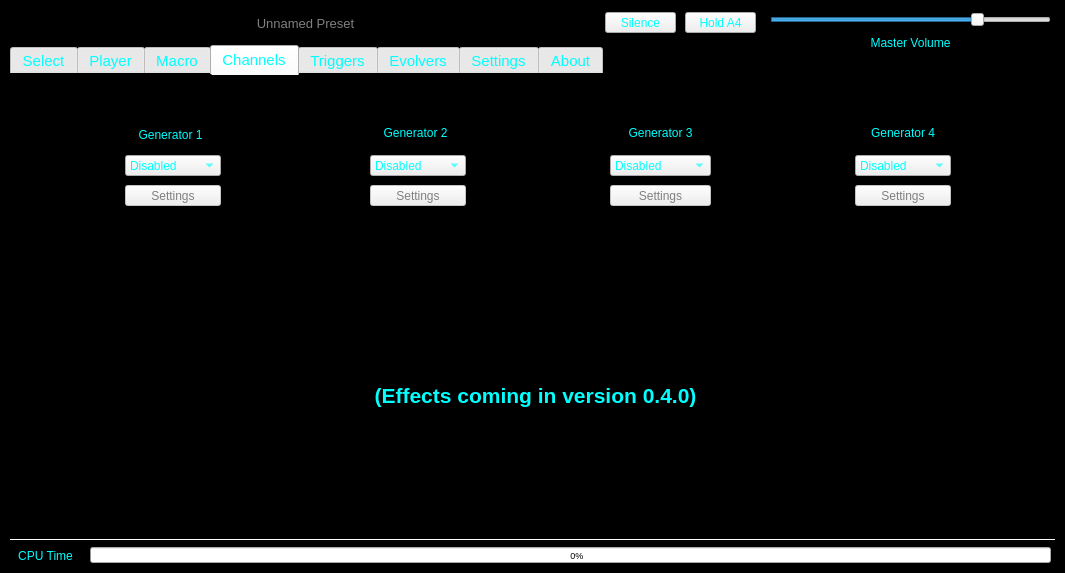
Qt form ui/sbmain/soundbenchmain.ui (TheDaemoness/Soundbench) before a commit.
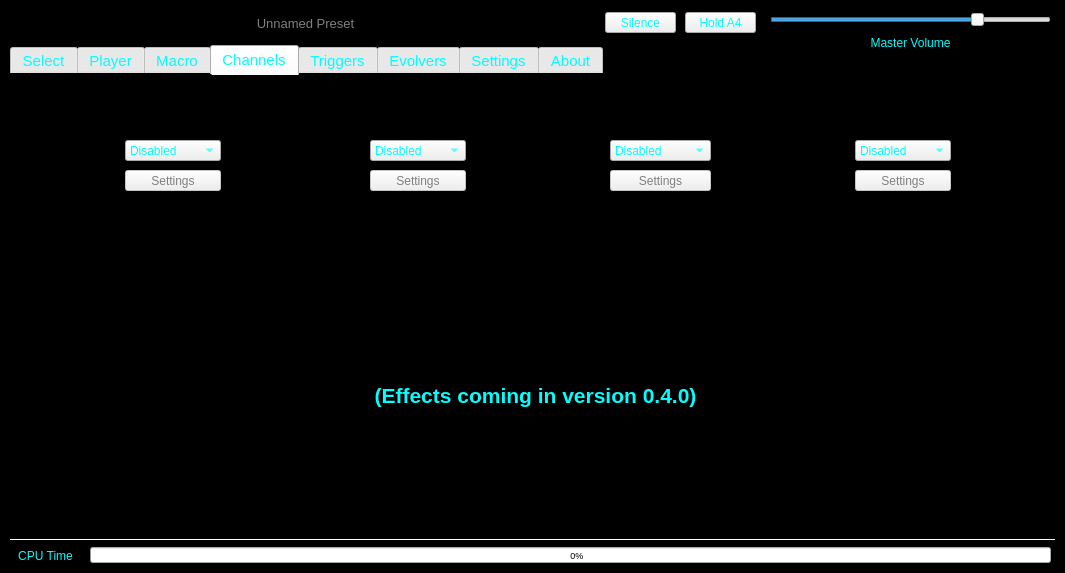
The same form after that commit. The open tabs and pages were chosen to show the change. Icons and pictures are not drawn.

Commit message: Added channel and effect numbers/letters to the Channels backdrop. Removed the now superfluous generator labels.

Diff of the .ui file:
```diff
--- a/ui/sbmain/soundbenchmain.ui
+++ b/ui/sbmain/soundbenchmain.ui
@@ -1199,7 +1199,7 @@
       <property name="geometry">
        <rect>
         <x>115</x>
-        <y>110</y>
+        <y>95</y>
         <width>96</width>
         <height>21</height>
        </rect>
@@ -1223,7 +1223,7 @@
       <property name="geometry">
        <rect>
         <x>360</x>
-        <y>110</y>
+        <y>95</y>
         <width>96</width>
         <height>21</height>
        </rect>
@@ -1247,7 +1247,7 @@
       <property name="geometry">
        <rect>
         <x>600</x>
-        <y>110</y>
+        <y>95</y>
         <width>101</width>
         <height>21</height>
        </rect>
@@ -1271,7 +1271,7 @@
       <property name="geometry">
        <rect>
         <x>845</x>
-        <y>110</y>
+        <y>95</y>
         <width>96</width>
         <height>21</height>
        </rect>
@@ -1292,7 +1292,7 @@
       <property name="geometry">
        <rect>
         <x>115</x>
-        <y>80</y>
+        <y>65</y>
         <width>96</width>
         <height>21</height>
        </rect>
@@ -1315,7 +1315,7 @@
       <property name="geometry">
        <rect>
         <x>360</x>
-        <y>80</y>
+        <y>65</y>
         <width>96</width>
         <height>21</height>
        </rect>
@@ -1338,7 +1338,7 @@
       <property name="geometry">
        <rect>
         <x>600</x>
-        <y>80</y>
+        <y>65</y>
         <width>101</width>
         <height>21</height>
        </rect>
@@ -1361,7 +1361,7 @@
       <property name="geometry">
        <rect>
         <x>845</x>
-        <y>80</y>
+        <y>65</y>
         <width>96</width>
         <height>21</height>
        </rect>
@@ -1380,70 +1380,6 @@
        </property>
       </item>
      </widget>
-     <widget class="QLabel" name="gener1Label">
-      <property name="geometry">
-       <rect>
-        <x>100</x>
-        <y>50</y>
-        <width>121</width>
-        <height>20</height>
-       </rect>
-      </property>
-      <property name="text">
-       <string>Generator 1</string>
-      </property>
-      <property name="alignment">
-       <set>Qt::AlignCenter</set>
-      </property>
-     </widget>
-     <widget class="QLabel" name="gener2Label">
-      <property name="geometry">
-       <rect>
-        <x>345</x>
-        <y>50</y>
-        <width>121</width>
-        <height>16</height>
-       </rect>
-      </property>
-      <property name="text">
-       <string>Generator 2</string>
-      </property>
-      <property name="alignment">
-       <set>Qt::AlignCenter</set>
-      </property>
-     </widget>
-     <widget class="QLabel" name="gener3Label">
-      <property name="geometry">
-       <rect>
-        <x>590</x>
-        <y>50</y>
-        <width>121</width>
-        <height>16</height>
-       </rect>
-      </property>
-      <property name="text">
-       <string>Generator 3</string>
-      </property>
-      <property name="alignment">
-       <set>Qt::AlignCenter</set>
-      </property>
-     </widget>
-     <widget class="QLabel" name="gener4Label">
-      <property name="geometry">
-       <rect>
-        <x>830</x>
-        <y>50</y>
-        <width>126</width>
-        <height>16</height>
-       </rect>
-      </property>
-      <property name="text">
-       <string>Generator 4</string>
-      </property>
-      <property name="alignment">
-       <set>Qt::AlignCenter</set>
-      </property>
-     </widget>
      <widget class="QGraphicsView" name="graphicsView">
       <property name="geometry">
        <rect>
```
Left out of the diff: 2 changed lines with no effect on the pictures. The commit also changes 1 other file.
